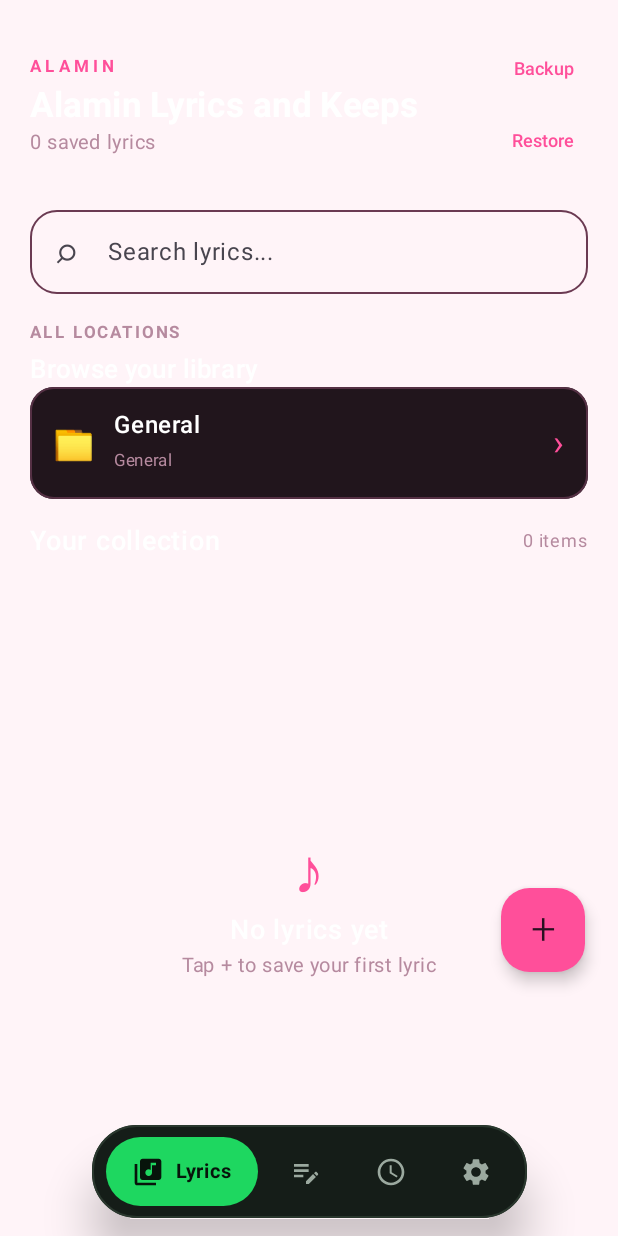
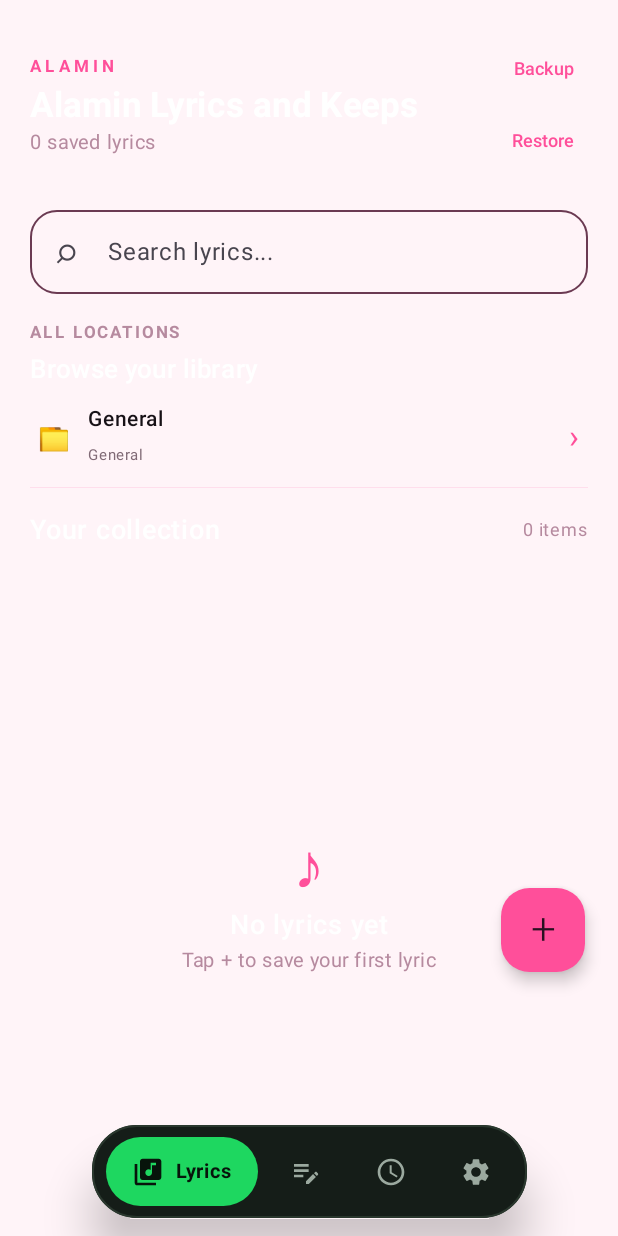
Before and after one commit to AlaminSpesBD/LyricsKeep-Android, an Android app built with Jetpack Compose: the screen it shows after launch (MainActivity), on a phone screen of 412 x 824 dp. Run offline under Robolectric (Android 15) with nearby library versions, the phone set to English and light mode, and no system bars.

Commit message:
Replace folder cards with compact pink folder rows

```diff
--- a/app/src/main/java/com/alamin/lyricskeep/MainActivity.kt
+++ b/app/src/main/java/com/alamin/lyricskeep/MainActivity.kt
@@ -348,18 +348,17 @@ private fun LyricsKeepApp() {
                 if (childFolders.isNotEmpty()) {
                     LazyColumn(Modifier.fillMaxWidth().heightIn(max = 190.dp), verticalArrangement = Arrangement.spacedBy(8.dp)) {
                         items(childFolders, key = { it }) { path ->
-                            Surface(Modifier.fillMaxWidth().clickable { selectedFolder = path },
-                                color = Color(0xFF21151C), shape = RoundedCornerShape(16.dp),
-                                border = androidx.compose.foundation.BorderStroke(1.dp, Color(0xFF553044))) {
-                                Row(Modifier.padding(horizontal = 15.dp, vertical = 13.dp), verticalAlignment = Alignment.CenterVertically) {
-                                    Text("📁", fontSize = 22.sp)
-                                    Spacer(Modifier.width(12.dp))
+                            Column(Modifier.fillMaxWidth().clickable { selectedFolder = path }) {
+                                Row(Modifier.padding(horizontal = 5.dp, vertical = 9.dp), verticalAlignment = Alignment.CenterVertically) {
+                                    Text("📁", fontSize = 17.sp)
+                                    Spacer(Modifier.width(11.dp))
                                     Column(Modifier.weight(1f)) {
-                                        Text(path.substringAfterLast("/"), color = Color.White, fontWeight = FontWeight.SemiBold, fontFamily = keepFontFamily(folderFont))
-                                        Text(path, color = Color(0xFFB68A9F), fontSize = 11.sp)
+                                        Text(path.substringAfterLast("/"), color = pageText, fontWeight = FontWeight.SemiBold, fontSize = 14.sp, fontFamily = keepFontFamily(folderFont))
+                                        if (showFolderPath) Text(path, color = pageMuted, fontSize = 10.sp)
                                     }
-                                    Text("›", color = Color(0xFFFF4F9A), fontSize = 24.sp)
+                                    Text("›", color = Color(0xFFFF4F9A), fontSize = 22.sp)
                                 }
+                                Divider(color = Color(0x22FF4F9A), thickness = 0.7.dp)
                             }
                         }
                     }
```
